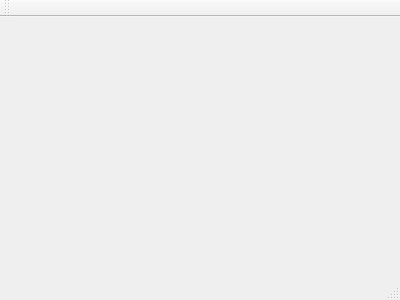
highsung/qt, file 02_tcp_server/mainwindow.ui: the form before one commit.
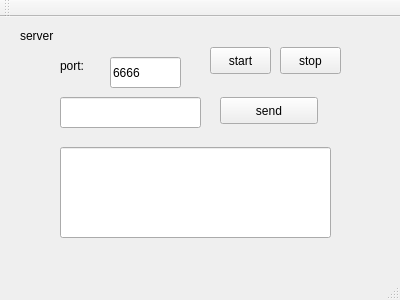
The form after the commit.

Diff of the .ui file:
```diff
--- a/02_tcp_server/mainwindow.ui
+++ b/02_tcp_server/mainwindow.ui
@@ -12,13 +12,127 @@
   <property name="windowTitle" >
    <string>MainWindow</string>
   </property>
-  <widget class="QMenuBar" name="menuBar" />
-  <widget class="QToolBar" name="mainToolBar" />
-  <widget class="QWidget" name="centralWidget" />
-  <widget class="QStatusBar" name="statusBar" />
+  <widget class="QWidget" name="centralWidget">
+   <widget class="QLineEdit" name="lineEdit">
+    <property name="geometry">
+     <rect>
+      <x>60</x>
+      <y>80</y>
+      <width>141</width>
+      <height>31</height>
+     </rect>
+    </property>
+   </widget>
+   <widget class="QPushButton" name="pushButton">
+    <property name="geometry">
+     <rect>
+      <x>220</x>
+      <y>80</y>
+      <width>98</width>
+      <height>27</height>
+     </rect>
+    </property>
+    <property name="text">
+     <string>send</string>
+    </property>
+   </widget>
+   <widget class="QLabel" name="label">
+    <property name="geometry">
+     <rect>
+      <x>20</x>
+      <y>10</y>
+      <width>66</width>
+      <height>17</height>
+     </rect>
+    </property>
+    <property name="text">
+     <string>server</string>
+    </property>
+   </widget>
+   <widget class="QLineEdit" name="lineEdit_2">
+    <property name="geometry">
+     <rect>
+      <x>60</x>
+      <y>130</y>
+      <width>271</width>
+      <height>91</height>
+     </rect>
+    </property>
+   </widget>
+   <widget class="QLineEdit" name="lineEdit_3">
+    <property name="geometry">
+     <rect>
+      <x>110</x>
+      <y>40</y>
+      <width>71</width>
+      <height>31</height>
+     </rect>
+    </property>
+    <property name="text">
+     <string>6666</string>
+    </property>
+   </widget>
+   <widget class="QPushButton" name="pushButton_3">
+    <property name="geometry">
+     <rect>
+      <x>210</x>
+      <y>30</y>
+      <width>61</width>
+      <height>27</height>
+     </rect>
+    </property>
+    <property name="text">
+     <string>start</string>
+    </property>
+   </widget>
+   <widget class="QPushButton" name="pushButton_4">
+    <property name="geometry">
+     <rect>
+      <x>280</x>
+      <y>30</y>
+      <width>61</width>
+      <height>27</height>
+     </rect>
+    </property>
+    <property name="text">
+     <string>stop</string>
+    </property>
+   </widget>
+   <widget class="QLabel" name="label_2">
+    <property name="geometry">
+     <rect>
+      <x>60</x>
+      <y>40</y>
+      <width>41</width>
+      <height>17</height>
+     </rect>
+    </property>
+    <property name="text">
+     <string>port:</string>
+    </property>
+   </widget>
+  </widget>
+  <widget class="QMenuBar" name="menuBar">
+   <property name="geometry">
+    <rect>
+     <x>0</x>
+     <y>0</y>
+     <width>400</width>
+     <height>25</height>
+    </rect>
+   </property>
+  </widget>
+  <widget class="QToolBar" name="mainToolBar">
+   <attribute name="toolBarArea">
+    <enum>TopToolBarArea</enum>
+   </attribute>
+   <attribute name="toolBarBreak">
+    <bool>false</bool>
+   </attribute>
+  </widget>
+  <widget class="QStatusBar" name="statusBar"/>
  </widget>
- <layoutDefault spacing="6" margin="11" />
- <pixmapfunction></pixmapfunction>
+ <layoutdefault spacing="6" margin="11"/>
  <resources/>
  <connections/>
 </ui>
```
Left out of the diff: 63 changed lines with no effect on the pictures.
